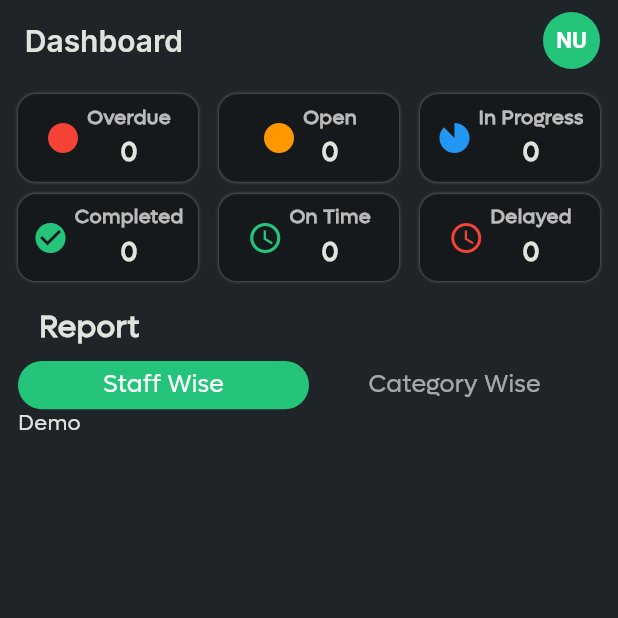
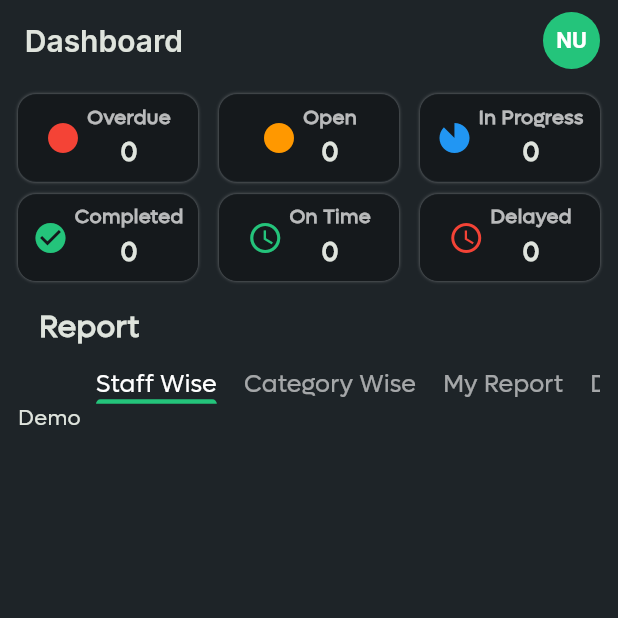
Before and after one commit to ZaynMeledath/turningpoint_tms, a Flutter app: the TasksDashboard screen opened directly, on a phone screen of 412 x 824 dp, the top half of it. Run offline on Flutter 3.47's test engine with Material 3 defaults, Android fonts, the phone set to English and light mode, and no system bars; drawn by our look-alikes of flutter_animate; our stand-ins replace animated_bottom_navigation_bar, cached_network_image, firebase_core, firebase_messaging, flutter_screenutil, flutter_spinkit and 8 more; missing offline and left inert: record; accounts and stored records are empty; network calls fail; project files that could hold a hidden picture were left out.

Commit message:
dashboard started

```diff
--- a/lib/view/task_management/home/segments/dashboard_tab_bar.dart
+++ b/lib/view/task_management/home/segments/dashboard_tab_bar.dart
@@ -5,19 +5,16 @@ Widget dashboardTabBar({
 }) {
   return TabBar(
     controller: tabController,
-    // isScrollable: true,
+    isScrollable: true,
     physics: const BouncingScrollPhysics(),
-    indicatorSize: TabBarIndicatorSize.tab,
-    labelPadding: EdgeInsets.symmetric(
-      vertical: 4.h,
-      horizontal: 25.w,
+    labelPadding: EdgeInsets.only(
+      top: 4.h,
+      right: 20.h,
     ),
+    // padding: EdgeInsets.zero,
     splashFactory: NoSplash.splashFactory,
     overlayColor: WidgetStateColor.transparent,
-    indicator: BoxDecoration(
-      color: AppColors.themeGreen,
-      borderRadius: BorderRadius.circular(16),
-    ),
+    indicatorColor: AppColors.themeGreen,
     unselectedLabelColor: Colors.white60,
     labelColor: Colors.white,
     dividerColor: Colors.transparent,
@@ -34,6 +31,18 @@ Widget dashboardTabBar({
           fontSize: 16.sp,
         ),
       ),
+      Text(
+        'My Report',
+        style: TextStyle(
+          fontSize: 16.sp,
+        ),
+      ),
+      Text(
+        'Delegated',
+        style: TextStyle(
+          fontSize: 16.sp,
+        ),
+      ),
     ],
   );
 }
--- a/lib/view/task_management/home/tasks_dashboard.dart
+++ b/lib/view/task_management/home/tasks_dashboard.dart
@@ -26,7 +26,7 @@ class _TasksDashboardState extends State<TasksDashboard>
   @override
   void initState() {
     tabController = TabController(
-      length: 2,
+      length: 4,
       vsync: this,
     );
     super.initState();
@@ -69,6 +69,8 @@ class _TasksDashboardState extends State<TasksDashboard>
                 children: const [
                   Text('Demo'),
                   Text('Demo'),
+                  Text('Demo'),
+                  Text('Demo'),
                 ],
               ),
             ),
```
Also changed, not shown: lib/view/task_management/profile/profile_screen.dart (+7 -0 lines), lib/view/task_management/home/segments/category_wise_tab_bar_view.dart (added), lib/view/task_management/home/segments/delegated_report_tab_bar_view.dart (added), lib/view/task_management/home/segments/my_report_tab_bar_view.dart (added), lib/view/task_management/home/segments/staff_wise_tab_bar_view.dart (added).
